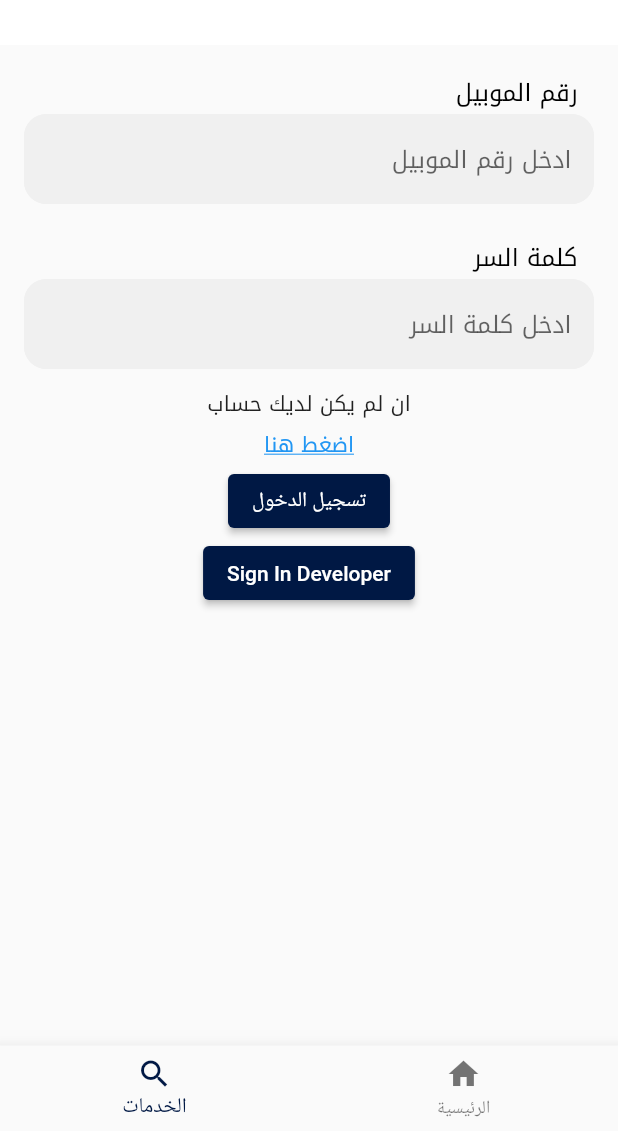
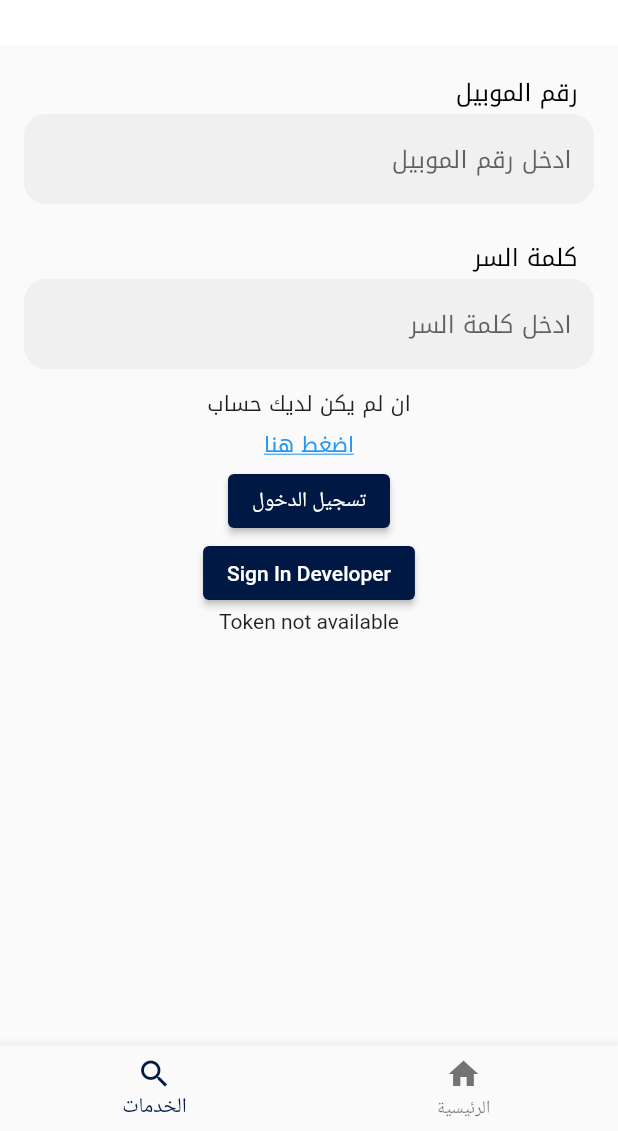
Before and after one commit to ibraimfarag/Absher, a Flutter app: the screen it shows after launch, in the side drawer, after a tap on "تسجيل الدخول", on a phone screen of 412 x 824 dp, the part 105-1236 px from its top. Run offline on Flutter 3.47's test engine with Material 2 defaults, Android fonts, the phone set to English and light mode, and no system bars; our stand-ins replace carousel_slider, dio, geolocator, google_maps_flutter, image_picker, permission_handler and 2 more; missing offline and left inert: multiple_images_picker; network calls fail.

Commit message:
CachedToken

```diff
--- a/lib/api.dart
+++ b/lib/api.dart
@@ -6,6 +6,7 @@
 import 'package:provider/provider.dart';
 import 'package:http_parser/http_parser.dart';
 import 'package:mime/mime.dart';
+import 'package:shared_preferences/shared_preferences.dart';
 
 class API {
   // Define the base URL of your API
@@ -25,6 +26,20 @@
     throw Exception('Failed to load data from the API');
   }
 }
+  // Cache user token
+  static Future<void> cacheUserToken(String token) async {
+    final SharedPreferences prefs = await SharedPreferences.getInstance();
+    prefs.setString('userToken', token);
+  }
+
+  // Retrieve cached user token
+  static Future<String?> getCachedUserToken() async {
+    final SharedPreferences prefs = await SharedPreferences.getInstance();
+    return prefs.getString('userToken');
+  }
+
+
+
 
 static Future<String> login(String phone, String password) async {
   final Map<String, String> requestData = {
@@ -43,6 +58,7 @@
   if (response.statusCode == 200) {
     final Map<String, dynamic> responseBody = json.decode(response.body);
     final String token = responseBody['token'];
+      await cacheUserToken(token);
        print('$token');
     return token;
   } else {
--- a/lib/main.dart
+++ b/lib/main.dart
@@ -3,12 +3,16 @@
 import 'package:absherv2/screens/imports.dart';
 import 'package:provider/provider.dart';
 
-void main() {
+void main() async {
+  WidgetsFlutterBinding.ensureInitialized();
+
+  final String? cachedToken = await API.getCachedUserToken();
 
   runApp(
     ChangeNotifierProvider(
       create: (context) => AuthProvider(),
       child: MainApp(),
+
     ),
   );
 }
--- a/lib/screens/auth/auth_provider.dart
+++ b/lib/screens/auth/auth_provider.dart
@@ -1,6 +1,7 @@
 import 'dart:convert';
 
 import 'package:absherv2/screens/imports.dart';
+import 'package:shared_preferences/shared_preferences.dart';
 
 class AuthProvider with ChangeNotifier {
   String? _token;
@@ -25,6 +26,23 @@ class AuthProvider with ChangeNotifier {
     _email = email;
     _mobile = mobile;
     notifyListeners();
+  }
+
+
+ Future<String?> getCachedToken() async {
+    return await API.getCachedUserToken();
+  }
+// Constructor to initialize AuthProvider
+  AuthProvider() {
+    loadCachedToken();
+  }
+
+  // Load cached token when the AuthProvider initializes
+  Future<void> loadCachedToken() async {
+    final String? cachedToken = await API.getCachedUserToken();
+    if (cachedToken != null) {
+      decodeAndSetToken(cachedToken);
+    }
   }
 void decodeAndSetToken(String token) {
   List<String> tokenParts = token.split('.');
--- a/lib/screens/auth/login.dart
+++ b/lib/screens/auth/login.dart
@@ -17,8 +17,24 @@ class _LoginScreenState extends State<LoginScreen> {
     fontWeight: FontWeight.normal,
     color: Colors.black,
   );
+
 final TextEditingController phoneController = TextEditingController();
-  final TextEditingController passwordController = TextEditingController();
+final TextEditingController passwordController = TextEditingController();
+  String? userToken;
+
+  @override
+  void initState() {
+    super.initState();
+    loadCachedToken();
+  }
+
+ Future<void> loadCachedToken() async {
+    final String? token = await API.getCachedUserToken();
+    setState(() {
+      userToken = token;
+    });
+  }
+
 Future<void> attemptLogin() async {
   final String phone = phoneController.text;
   final String password = passwordController.text;
@@ -83,6 +99,8 @@ print('$e');
 
   @override
   Widget build(BuildContext context) {
+        final authProvider = Provider.of<AuthProvider>(context);
+
     return Directionality(
       textDirection: TextDirection.rtl,
       child: Scaffold(
@@ -207,6 +225,13 @@ print('$e');
               ),
                             buildSignInButton(),
 
+        Center(
+        child: userToken != null
+            ? Text('User Token: $userToken')
+            : Text('Token not available'),
+      ),
+
+
             ],
           ),
         ),
--- a/lib/screens/imports.dart
+++ b/lib/screens/imports.dart
@@ -13,6 +13,7 @@ export 'package:geolocator/geolocator.dart';
 export 'package:share/share.dart';
 export 'package:image_picker/image_picker.dart';
 import 'package:multiple_images_picker/multiple_images_picker.dart';
+import 'package:shared_preferences/shared_preferences.dart';
 
 export 'dart:io';
 // export
--- a/pubspec.yaml
+++ b/pubspec.yaml
@@ -51,6 +51,7 @@ dependencies:
   image_picker: ^1.0.4
   # multi_image_picker: ^4.7.15
   multiple_images_picker: ^1.0.1
+  shared_preferences: ^2.2.2
 dev_dependencies:
   flutter_test:
     sdk: flutter
```
Also changed, not shown: pubspec.lock, 1 other file.
